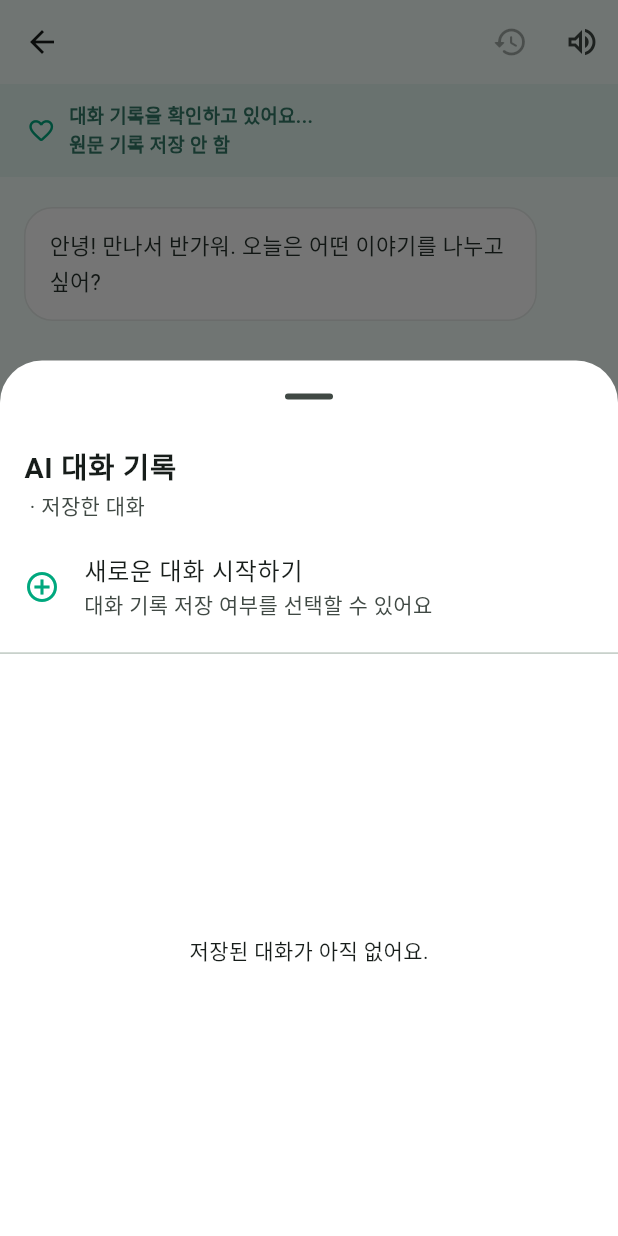
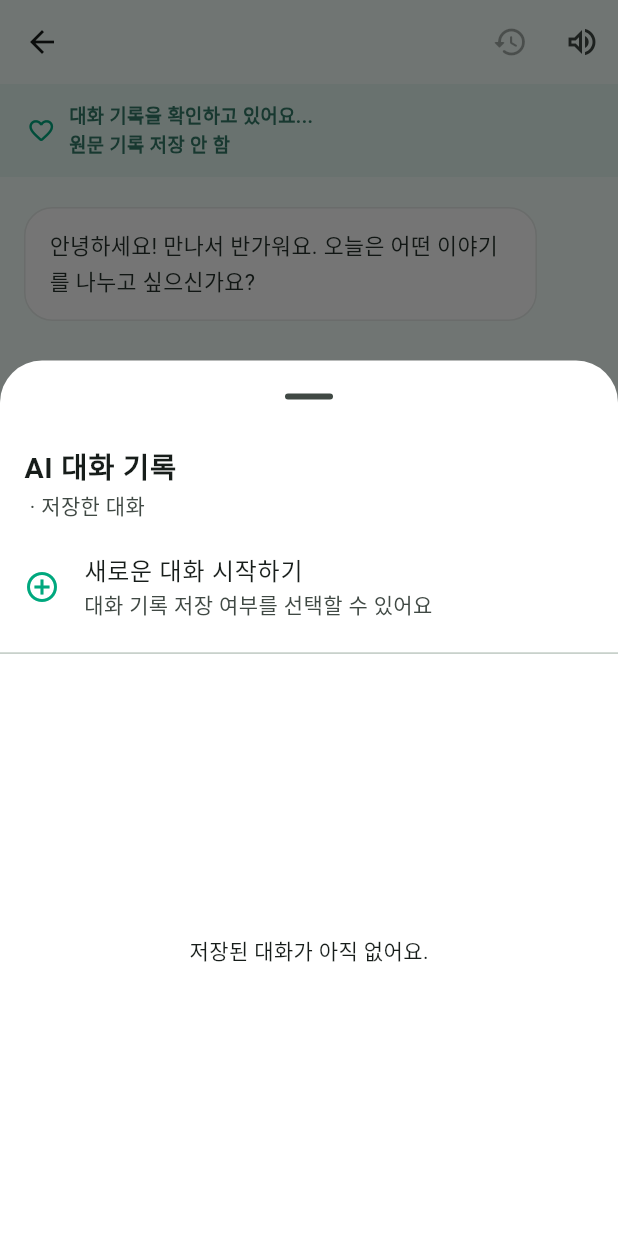
Before and after one commit to hwamong714/s-tap, a Flutter app: the AiConversationScreen screen opened directly with empty values, on a phone screen of 412 x 824 dp. Run offline on Flutter 3.47's test engine with Material 3 defaults, Android fonts, the phone set to English and light mode, and no system bars; our stand-ins replace flutter_tts, image_cropper, image_picker, speech_to_text, supabase_flutter; accounts and stored records are empty.

Commit message:
Unify AI conversation greetings to polite Korean

```diff
--- a/lib/screens/ai_conversation_screen.dart
+++ b/lib/screens/ai_conversation_screen.dart
@@ -90,33 +90,36 @@ class _AiConversationScreenState extends State<AiConversationScreen> {
   int _legacyGoalStep = 1;
   static const int _legacyTotalSteps = 100000;
 
-  // ============================================================
+    // ============================================================
   // 대화 영역별 첫 인사
+  //
+  // S-TAP AI v2.2
+  // 모든 대화 영역에서 부드러운 존댓말(해요체) 사용
   // ============================================================
 
   String get _openingMessage {
     switch (widget.domainCode) {
       case 'daily':
-        return '안녕! 오늘은 어떤 하루를 보냈어? '
-            '특별한 일이 없어도 괜찮아. '
-            '편하게 이야기해 줘.';
+        return '안녕하세요! 오늘은 어떤 하루를 보내셨나요? '
+            '특별한 일이 없었어도 괜찮아요. '
+            '편하게 이야기해 주세요.';
 
       case 'career':
-        return '안녕! 오늘은 진로나 앞으로의 방향에 '
-            '대해 이야기해 볼까? '
-            '요즘 관심 있는 일이나 고민이 있어?';
+        return '안녕하세요! 오늘은 진로나 앞으로의 방향에 '
+            '대해 이야기해 볼까요? '
+            '요즘 관심 있는 일이나 고민이 있다면 '
+            '편하게 말씀해 주세요.';
 
       case 'hobby':
-        return '안녕! 요즘 좋아하거나 관심 있는 게 있어? '
+        return '안녕하세요! 요즘 좋아하거나 관심 있는 게 있으신가요? '
             '음악이나 게임, 운동처럼 '
-            '어떤 이야기든 좋아!';
+            '어떤 이야기든 좋아요!';
 
       default:
-        return '안녕! 만나서 반가워. '
-            '오늘은 어떤 이야기를 나누고 싶어?';
+        return '안녕하세요! 만나서 반가워요. '
+            '오늘은 어떤 이야기를 나누고 싶으신가요?';
     }
   }
-
   // ============================================================
   // 화면 초기화
   // ============================================================
```
